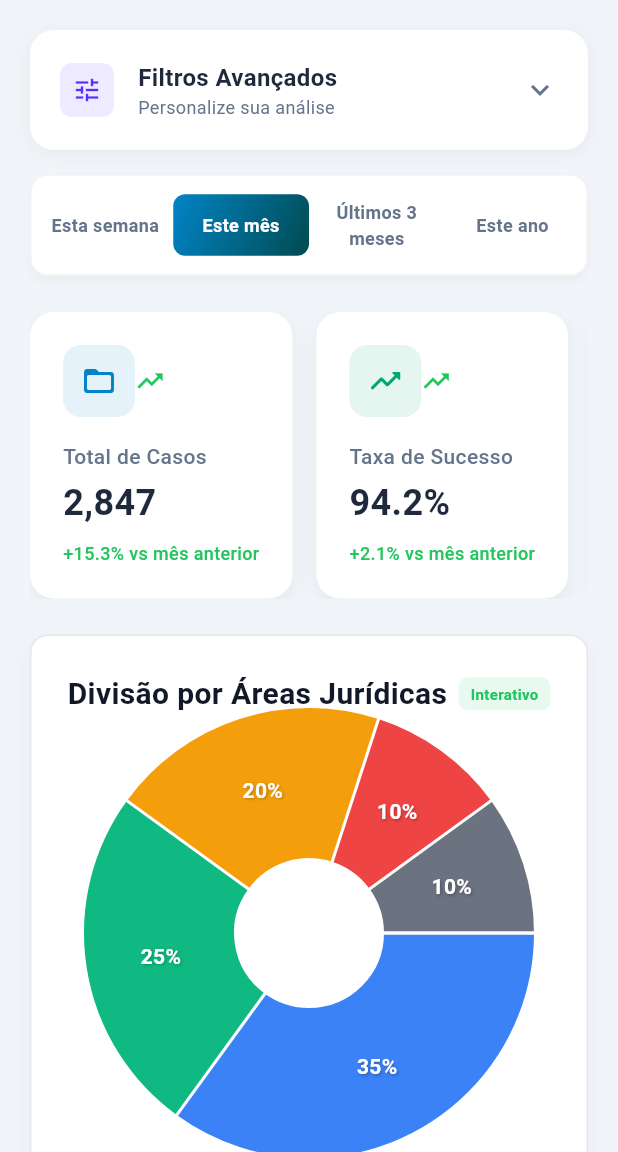
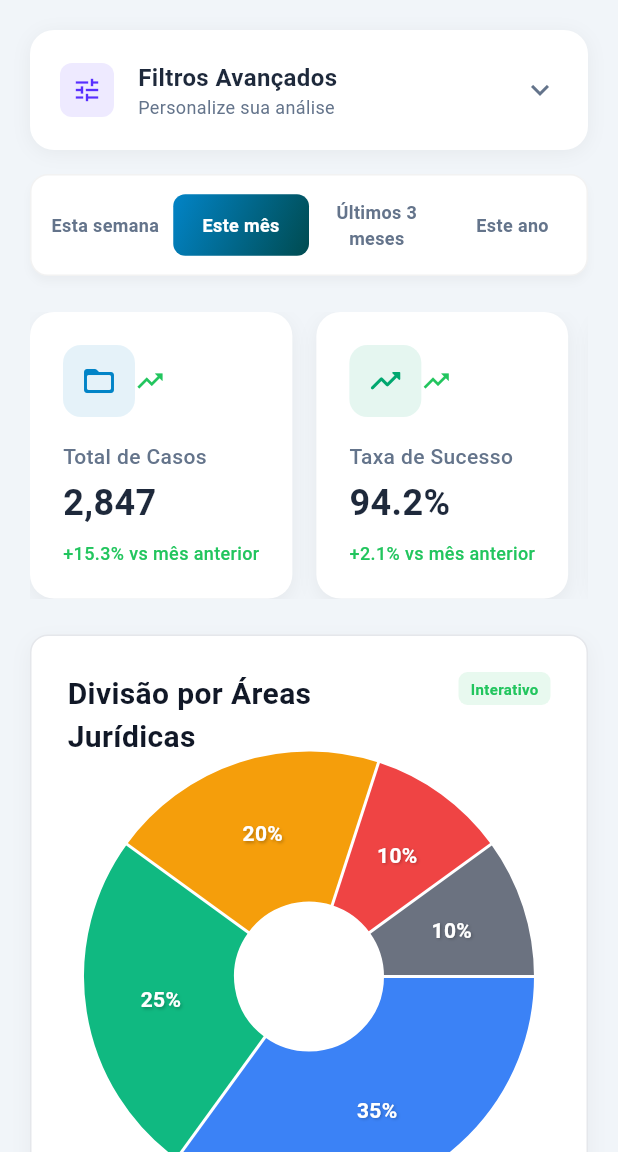
Before and after one commit to gabrielmaialva33/yol-benicio-app, a Flutter app: the ReportsPage screen opened directly, on a phone screen of 412 x 824 dp, the part 84-1236 px from its top. Run offline on Flutter 3.47's test engine with Material 3 defaults, Android fonts, the phone set to English and light mode, and no system bars; drawn by our look-alikes of fl_chart; our stand-ins replace faker, flutter_svg, font_awesome_flutter, shared_preferences; accounts and stored records are empty; Roboto replaces fonts that are missing (SF Pro Display, SF Pro Text).

Commit message:
chore: refactor for improved readability and consistency; cleanup indentation, layout, and text formatting in widgets and navigation components

```diff
--- a/lib/features/navigation/bottom_navigation.dart
+++ b/lib/features/navigation/bottom_navigation.dart
@@ -60,7 +60,7 @@ class BenicioBottomNavigation extends StatelessWidget {
             ),
             _buildNavItem(
               index: 4,
-              icon: FontAwesomeIcons.user,
+              icon: FontAwesomeIcons.solidUser,
               label: 'Perfil',
               isActive: currentIndex == 4,
             ),
@@ -99,7 +99,7 @@ class BenicioBottomNavigation extends StatelessWidget {
               icon,
               size: 20,
               color:
-              isActive ? const Color(0xFF582FFF) : const Color(0xFF484C52),
+                  isActive ? const Color(0xFF582FFF) : const Color(0xFF484C52),
             ),
             AnimatedSize(
               duration: const Duration(milliseconds: 300),
--- a/lib/features/navigation/main_navigator.dart
+++ b/lib/features/navigation/main_navigator.dart
@@ -29,7 +29,6 @@ class _MainNavigatorState extends State<MainNavigator> {
     const FolderConsultationPage(),
     const SearchPage(),
     const ReportsPage(),
-    const GeneralHistoryPage(),
     const ProfilePage(),
   ];
 
@@ -38,7 +37,6 @@ class _MainNavigatorState extends State<MainNavigator> {
     'Pastas',
     'Buscar',
     'Relatórios',
-    'Histórico',
     'Perfil',
   ];
 
@@ -59,8 +57,7 @@ class _MainNavigatorState extends State<MainNavigator> {
   void _handleLogout() {
     showDialog(
       context: context,
-      builder: (context) =>
-          AlertDialog(
+      builder: (context) => AlertDialog(
         title: const Text('Confirmar Logout'),
         content: const Text('Tem certeza que deseja sair da sua conta?'),
         actions: [
--- a/lib/features/reports/widgets/area_division_card.dart
+++ b/lib/features/reports/widgets/area_division_card.dart
@@ -63,8 +63,10 @@ class _AreaDivisionCardState extends State<AreaDivisionCard>
         children: [
           Row(
             mainAxisAlignment: MainAxisAlignment.spaceBetween,
+            crossAxisAlignment: CrossAxisAlignment.start,
             children: [
-              const Text(
+              const Expanded(
+                child: Text(
                   'Divisão por Áreas Jurídicas',
                   style: TextStyle(
                     fontSize: 20,
@@ -72,6 +74,8 @@ class _AreaDivisionCardState extends State<AreaDivisionCard>
                     color: Color(0xFF111827),
                   ),
                 ),
+              ),
+              const SizedBox(width: 8),
               Container(
                 padding: const EdgeInsets.symmetric(horizontal: 8, vertical: 4),
                 decoration: BoxDecoration(
@@ -132,10 +136,7 @@ class _AreaDivisionCardState extends State<AreaDivisionCard>
   }
 
   List<PieChartSectionData> _getAnimatedSections() {
-    return widget.areaDivisionData
-        .asMap()
-        .entries
-        .map((entry) {
+    return widget.areaDivisionData.asMap().entries.map((entry) {
       final index = entry.key;
       final data = entry.value;
       final isTouched = index == touchedIndex;
@@ -171,10 +172,7 @@ class _AreaDivisionCardState extends State<AreaDivisionCard>
       child: Wrap(
         spacing: 16,
         runSpacing: 12,
-        children: widget.areaDivisionData
-            .asMap()
-            .entries
-            .map((entry) {
+        children: widget.areaDivisionData.asMap().entries.map((entry) {
           final index = entry.key;
           final data = entry.value;
           final isSelected = index == touchedIndex;
```
Lines whose indentation alone changed are shown as unchanged.
